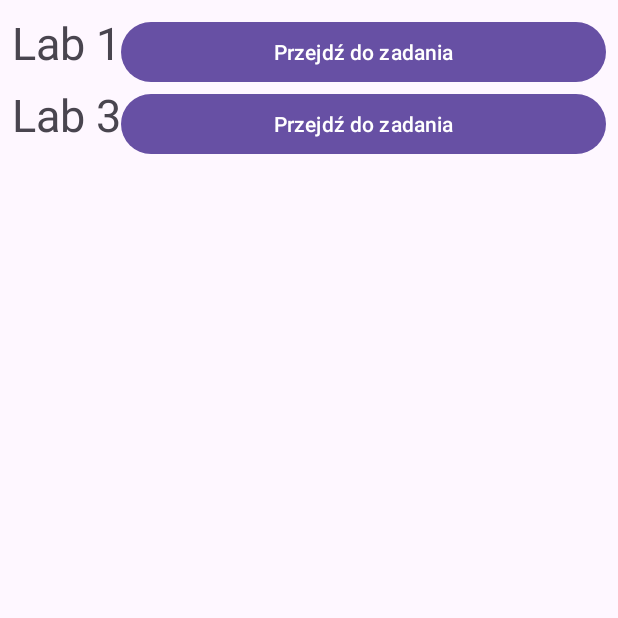
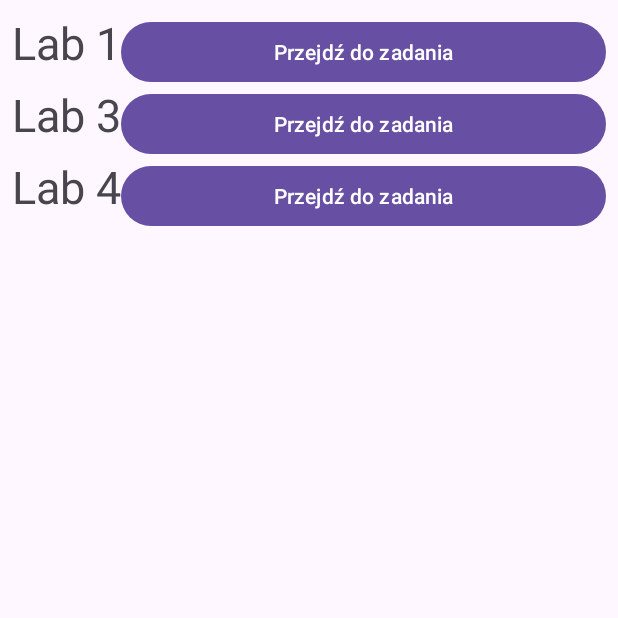
Before and after one commit to wisnieibiszkopty/ProgramowanieAplikacjiAndroid, an Android app: the screen it shows after launch (MainActivity), on a phone screen of 412 x 824 dp, the top half of it. Run offline under Robolectric (Android 15) with nearby library versions, the phone set to English and light mode, and no system bars.

Commit message:
Setup user interface for Lab4

```diff
--- a/app/src/main/java/com/example/programowanieaplikacjiandroid/Activities/MainActivity.java
+++ b/app/src/main/java/com/example/programowanieaplikacjiandroid/Activities/MainActivity.java
@@ -11,7 +11,7 @@ import com.example.programowanieaplikacjiandroid.R;
 
 public class MainActivity extends AppCompatActivity {
 
-    private final Class[] acitvities = {Lab1Activity.class, Lab3Activity.class};
+    private final Class[] acitvities = {Lab1Activity.class, Lab3Activity.class, Lab4Activity.class};
 
     @Override
     protected void onCreate(Bundle savedInstanceState) {
@@ -22,6 +22,8 @@ public class MainActivity extends AppCompatActivity {
         lab1Button.setOnClickListener(v -> startLab(0));
         Button lab3Button = findViewById(R.id.lab3);
         lab3Button.setOnClickListener(v -> startLab(1));
+        Button lab4Button = findViewById(R.id.lab4);
+        lab4Button.setOnClickListener(v -> startLab(2));
     }
 
     private void startLab(int n){
--- a/app/src/main/java/com/example/programowanieaplikacjiandroid/Activities/ViewModels/Lab3ViewModel.java
+++ b/app/src/main/java/com/example/programowanieaplikacjiandroid/Activities/ViewModels/Lab3ViewModel.java
@@ -10,10 +10,6 @@ import com.example.programowanieaplikacjiandroid.Data.Models.Phone;
 import com.example.programowanieaplikacjiandroid.Data.Repositories.PhoneRepository;
 
 import java.util.List;
-
-// TODO
-// walidacja pola tekstowego
-// kasowanie pojedyńczych rekordów, użyc ItemTouchHelper
 
 public class Lab3ViewModel extends AndroidViewModel {
     private final PhoneRepository repository;
--- /dev/null
+++ b/app/src/main/java/com/example/programowanieaplikacjiandroid/Data/Dto/DownloadInfo.java
@@ -0,0 +1,6 @@
+package com.example.programowanieaplikacjiandroid.Data.Dto;
+
+public record DownloadInfo(
+   String filetype,
+   int filesize
+) {}
--- a/app/src/main/java/com/example/programowanieaplikacjiandroid/Data/Models/ValidationResult.java
+++ b/app/src/main/java/com/example/programowanieaplikacjiandroid/Data/Dto/ValidationResult.java
@@ -1,4 +1,4 @@
-package com.example.programowanieaplikacjiandroid.Data.Models;
+package com.example.programowanieaplikacjiandroid.Data.Dto;
 
 public record ValidationResult(
         boolean success,
--- a/app/src/main/java/com/example/programowanieaplikacjiandroid/Interfaces/Validation/Base/BaseValidator.java
+++ b/app/src/main/java/com/example/programowanieaplikacjiandroid/Interfaces/Validation/Base/BaseValidator.java
@@ -1,6 +1,6 @@
 package com.example.programowanieaplikacjiandroid.Interfaces.Validation.Base;
 
-import com.example.programowanieaplikacjiandroid.Data.Models.ValidationResult;
+import com.example.programowanieaplikacjiandroid.Data.Dto.ValidationResult;
 
 public abstract class BaseValidator implements IValidator {
 
--- a/app/src/main/java/com/example/programowanieaplikacjiandroid/Interfaces/Validation/Base/IValidator.java
+++ b/app/src/main/java/com/example/programowanieaplikacjiandroid/Interfaces/Validation/Base/IValidator.java
@@ -1,8 +1,6 @@
 package com.example.programowanieaplikacjiandroid.Interfaces.Validation.Base;
 
-import android.widget.EditText;
-
-import com.example.programowanieaplikacjiandroid.Data.Models.ValidationResult;
+import com.example.programowanieaplikacjiandroid.Data.Dto.ValidationResult;
 
 public interface IValidator {
     ValidationResult validate();
--- a/app/src/main/java/com/example/programowanieaplikacjiandroid/Interfaces/Validation/EmptyValidatorRule.java
+++ b/app/src/main/java/com/example/programowanieaplikacjiandroid/Interfaces/Validation/EmptyValidatorRule.java
@@ -2,9 +2,8 @@ package com.example.programowanieaplikacjiandroid.Interfaces.Validation;
 
 import android.widget.EditText;
 
-import com.example.programowanieaplikacjiandroid.Data.Models.ValidationResult;
+import com.example.programowanieaplikacjiandroid.Data.Dto.ValidationResult;
 import com.example.programowanieaplikacjiandroid.Interfaces.Validation.Base.BaseValidator;
-import com.example.programowanieaplikacjiandroid.R;
 
 public class EmptyValidatorRule extends BaseValidator {
     public EditText text;
--- a/app/src/main/res/layout/activity_main.xml
+++ b/app/src/main/res/layout/activity_main.xml
@@ -27,5 +27,16 @@
             android:id="@+id/lab3"
             android:text="Przejdź do zadania" />
     </TableRow>
+    <TableRow android:layout_width="wrap_content"
+        android:layout_height="wrap_content">
+        <TextView
+            android:layout_width="wrap_content"
+            android:layout_height="match_parent"
+            android:text="Lab 4"
+            android:textSize="30sp" />
+        <Button
+            android:id="@+id/lab4"
+            android:text="Przejdź do zadania" />
+    </TableRow>
 
 </TableLayout>
```
Also changed, not shown: app/src/main/AndroidManifest.xml (+7 -1 lines), app/src/main/java/com/example/programowanieaplikacjiandroid/Activities/Lab4Activity.java (added, +40 -0 lines), app/src/main/java/com/example/programowanieaplikacjiandroid/Activities/ViewModels/Lab4ViewModel.java (added, +28 -0 lines), app/src/main/res/layout/activity_lab4.xml (added, +72 -0 lines), app/src/main/res/values/strings.xml (+8 -0 lines).
